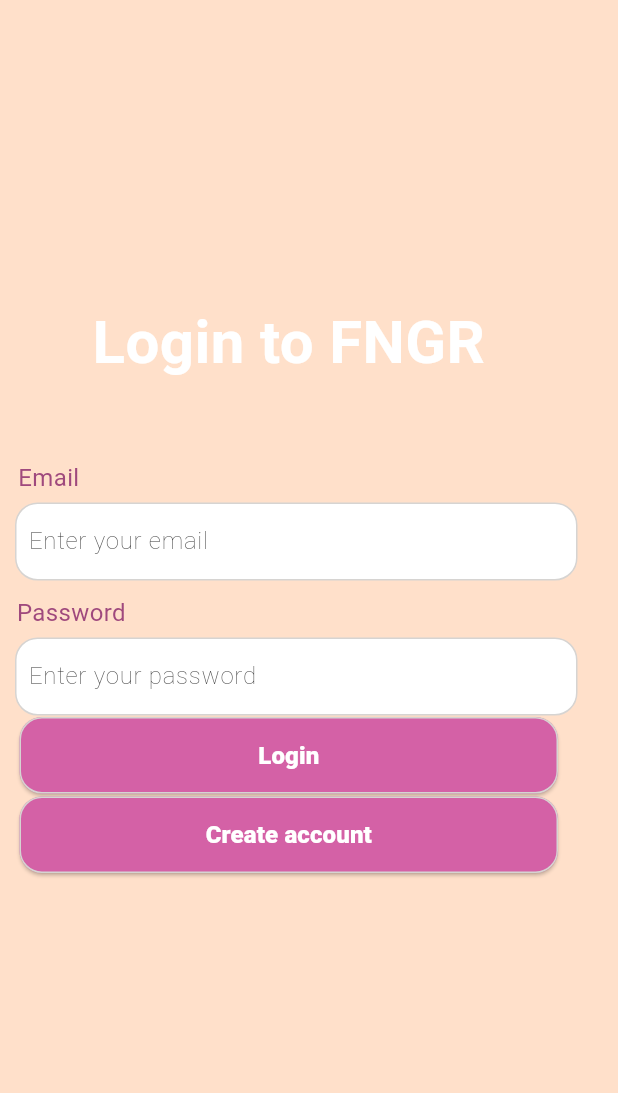
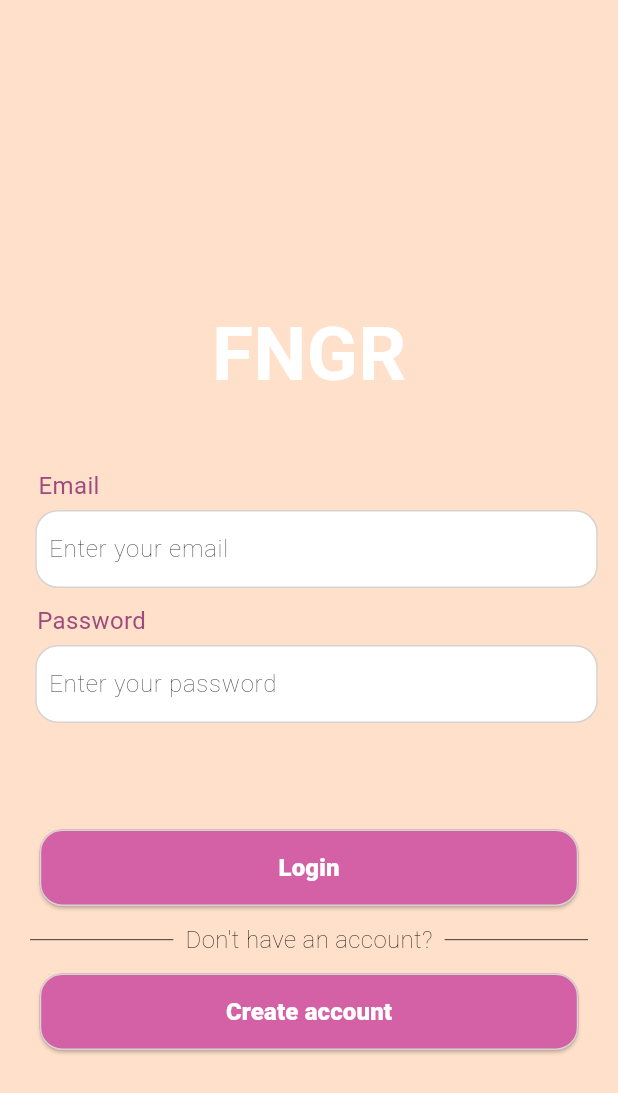
Before and after one commit to mayasaltzman/FNGR, a Flutter app: the screen it shows after launch, on a phone screen of 412 x 824 dp. Shown: the top 1093 px of the screen. Run offline on Flutter 3.47's test engine with Material 3 defaults, Android fonts, the phone set to English and light mode, and no system bars; our stand-ins replace auto_size_text, cloud_firestore, firebase_auth, firebase_core, geocoding, geolocator and 2 more; missing offline and left inert: flutter_chat_core, flutter_chat_ui; accounts and stored records are empty; Roboto replaces fonts that are missing (Gilroy-bold).

Commit message:
make login look more like figma - buttons, dividor

```diff
--- a/lib/pages/auth/login_page.dart
+++ b/lib/pages/auth/login_page.dart
@@ -28,7 +28,7 @@ abstract class ProfileStyles {
 
   //text styles for headings in boxes
   static TextStyle get boxHeader => const TextStyle(
-    fontWeight: FontWeight.bold, color: Color.fromARGB(255, 255, 255, 255), fontSize: 40);
+    fontWeight: FontWeight.bold, color: Color.fromARGB(255, 255, 255, 255), fontSize: 50);
 
   //text styles for text above boxes
   static TextStyle get instructionText => const TextStyle(
@@ -109,13 +109,13 @@ class _LoginState extends State<LoginPage> {
               Padding(
                 padding: const EdgeInsets.only(top: 200),
                 child: Text(
-                  "Login to FNGR",
+                  "FNGR",
                   style: ProfileStyles.boxHeader,
                 ),
               ),
 
               Padding(
-                padding: const EdgeInsets.only(right: 320.0, top: 50),
+                padding: const EdgeInsets.only(right: 320.0, top: 40),
                 child: Text(
                   "Email",
                   style: ProfileStyles.instructionText,
@@ -167,7 +167,9 @@ class _LoginState extends State<LoginPage> {
                 ),
               ),
 
-              Container(
+              Padding(
+                padding: const EdgeInsets.only(top: 70),
+                child: Container(
                   padding: ProfileStyles.boxPadding,
                   width: ProfileStyles.containerWidth,
                   child: ElevatedButton(
@@ -181,8 +183,38 @@ class _LoginState extends State<LoginPage> {
                     ),
                   ),
                 ),
+              ),
 
-              Container(
+              const Padding(
+                padding: EdgeInsets.only(left: 20.0, right: 20.0, top: 10.0),
+                child: Row(
+                  children: [
+                    Expanded(
+                      child: Divider(
+                        color: Colors.black,
+                        thickness: 0.5,
+                      ),
+                    ),
+                    Padding(
+                      padding: EdgeInsets.symmetric(horizontal: 8.0),
+                      child: Text(
+                        "Don't have an account?",
+                        style: TextStyle(color: Colors.black, fontWeight: FontWeight.w200),
+                      ),
+                    ),
+                    Expanded(
+                      child: Divider(
+                        color: Colors.black,
+                        thickness: 0.5,
+                      ),
+                    ),
+                  ],
+                ),
+              ),
+
+              Padding(
+                padding: const EdgeInsets.only(top:   10.0),
+                child: Container(
                   padding: ProfileStyles.boxPadding,
                   width: ProfileStyles.containerWidth,
                   child: ElevatedButton(
@@ -196,6 +228,7 @@ class _LoginState extends State<LoginPage> {
                     ),
                   ),
                 ),
+              ),
             ],
           ),
         ),
```
Lines whose indentation alone changed are shown as unchanged.
